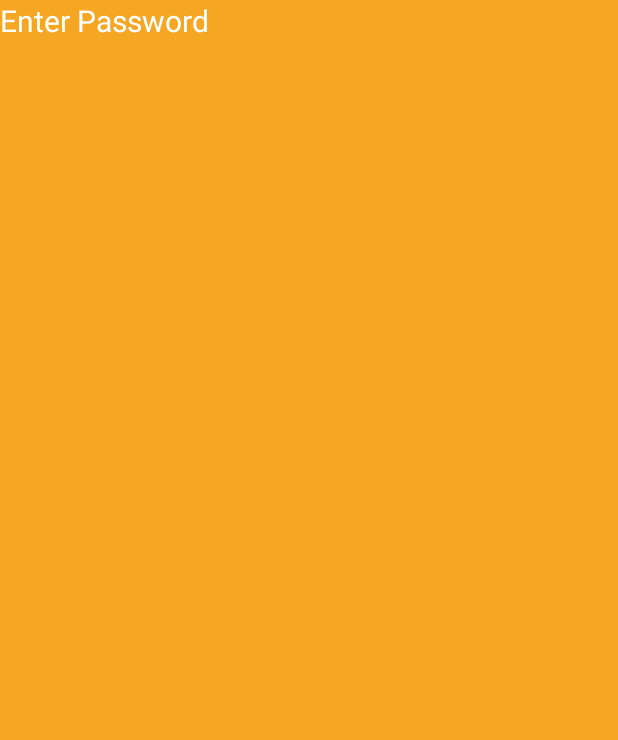
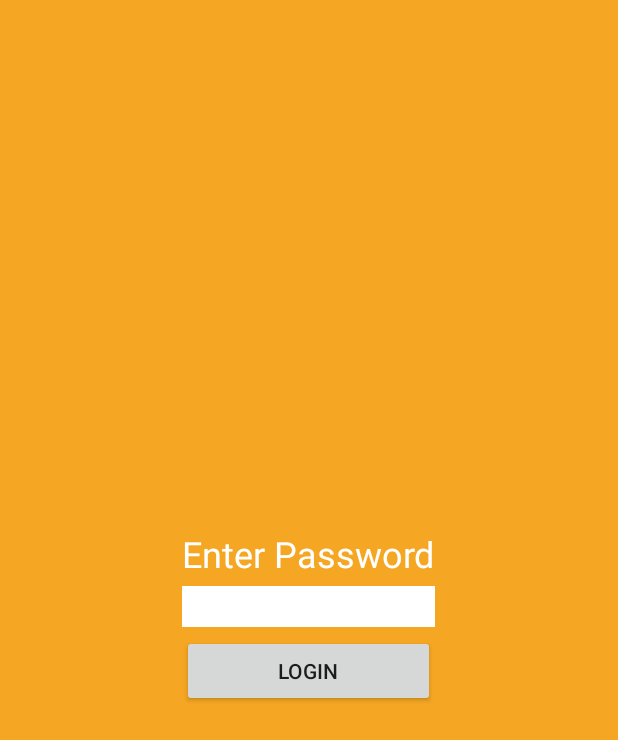
Before and after one commit to nikhilkarnwal/projects, an Android app: the layout fragment_home.xml on its own in the app's theme, with its tools: preview values and no code run, on a phone screen of 412 x 824 dp. Shown: the top 740 px of the screen. Run offline under Robolectric (Android 15) with nearby library versions, the phone set to English and light mode, and no system bars.

Commit message:
updated homefragment

```diff
--- a/SecureData/app/src/main/res/layout/fragment_home.xml
+++ b/SecureData/app/src/main/res/layout/fragment_home.xml
@@ -7,14 +7,35 @@
 
     <LinearLayout
         android:layout_width="wrap_content"
-        android:layout_height="wrap_content">
+        android:layout_height="wrap_content"
+        android:layout_centerInParent="true"
+        android:orientation="vertical">
+
         <TextView
             android:layout_width="wrap_content"
             android:layout_height="wrap_content"
+            android:fontFamily="@string/roboto_regular"
             android:text="Enter Password"
-            android:fontFamily="@string/roboto_regular"
             android:textColor="@color/white"
-            android:textSize="@dimen/heading_font_size"/>
+            android:textSize="@dimen/heading_font_size" />
+
+        <EditText
+            android:id="@+id/edit_text_password"
+            android:layout_width="match_parent"
+            android:layout_height="wrap_content"
+            android:layout_marginBottom="5dp"
+            android:layout_marginTop="5dp"
+            android:background="@color/white"
+            android:ems="10"
+            android:inputType="textPassword"
+            android:textColor="@color/black"
+            android:textSize="20sp" />
+
+        <Button
+            android:id="@+id/bttn_login"
+            android:layout_width="match_parent"
+            android:layout_height="wrap_content"
+            android:text="Login" />
     </LinearLayout>
 
 </RelativeLayout>
--- a/SecureData/app/src/main/res/values/dimens.xml
+++ b/SecureData/app/src/main/res/values/dimens.xml
@@ -2,5 +2,5 @@
     <!-- Default screen margins, per the Android Design guidelines. -->
     <dimen name="activity_horizontal_margin">16dp</dimen>
     <dimen name="activity_vertical_margin">16dp</dimen>
-    <dimen name="heading_font_size">20sp</dimen>
+    <dimen name="heading_font_size">24sp</dimen>
 </resources>
```
Also changed, not shown: SecureData/app/build.gradle (+4 -4 lines), SecureData/app/src/main/java/com/nikarn/securedata/HomeFragment.java (+19 -1 lines).
